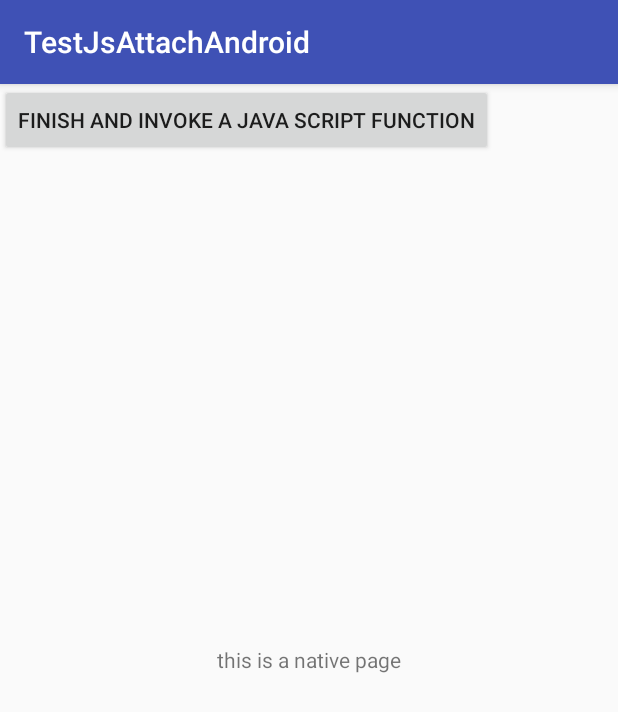
After one commit to textview10/TestJsAttachAndroid, an Android app: the SecondActivity screen opened directly, with no data from a screen before it, on a phone screen of 412 x 824 dp. The commit adds this screen. Shown: the top 712 px of the screen. Run offline under Robolectric (Android 15) with nearby library versions, the phone set to English and light mode, and no system bars.

Commit message:
调整了部分js,Android交互代码...

```diff
--- a/app/src/main/AndroidManifest.xml
+++ b/app/src/main/AndroidManifest.xml
@@ -15,6 +15,7 @@
                 <category android:name="android.intent.category.LAUNCHER" />
             </intent-filter>
         </activity>
+        <activity android:name=".SecondActivity"></activity>
     </application>
 
 </manifest>
--- /dev/null
+++ b/app/src/main/java/com/zonkey/testjsattachandroid/SecondActivity.java
@@ -0,0 +1,37 @@
+package com.zonkey.testjsattachandroid;
+
+import android.os.Bundle;
+import android.support.annotation.Nullable;
+import android.support.v7.app.AppCompatActivity;
+import android.support.v7.widget.AppCompatButton;
+import android.view.View;
+
+/**
+ * Created by xu.wang
+ * Date on  2017/12/15 09:11:38.
+ *
+ * @Desc
+ */
+
+public class SecondActivity extends AppCompatActivity {
+
+    private AppCompatButton btn_second;
+
+    @Override
+    protected void onCreate(@Nullable Bundle savedInstanceState) {
+        super.onCreate(savedInstanceState);
+        setContentView(R.layout.activity_second);
+        initialView();
+    }
+
+    private void initialView() {
+        btn_second = (AppCompatButton) findViewById(R.id.btn_second);
+        btn_second.setOnClickListener(new View.OnClickListener() {
+            @Override
+            public void onClick(View v) {
+                setResult(JsApi.REQUEST_CODE);
+                finish();
+            }
+        });
+    }
+}
--- /dev/null
+++ b/app/src/main/res/layout/activity_second.xml
@@ -0,0 +1,20 @@
+<?xml version="1.0" encoding="utf-8"?>
+<RelativeLayout xmlns:android="http://schemas.android.com/apk/res/android"
+    android:layout_width="match_parent"
+    android:layout_height="match_parent"
+    android:orientation="vertical">
+
+    <android.support.v7.widget.AppCompatButton
+        android:id="@+id/btn_second"
+        android:layout_width="wrap_content"
+        android:layout_height="wrap_content"
+        android:text="finish and invoke a java script function"
+        android:textSize="14sp" />
+
+    <TextView
+        android:layout_width="wrap_content"
+        android:layout_height="wrap_content"
+        android:layout_centerInParent="true"
+        android:text="this is a native page"
+        android:textSize="14sp" />
+</RelativeLayout>
--- a/build.gradle
+++ b/build.gradle
@@ -5,7 +5,7 @@ buildscript {
         jcenter()
     }
     dependencies {
-        classpath 'com.android.tools.build:gradle:2.1.0'
+        classpath 'com.android.tools.build:gradle:3.0.1'
 
         // NOTE: Do not place your application dependencies here; they belong
         // in the individual module build.gradle files
```
Also changed, not shown: app/src/main/java/com/zonkey/testjsattachandroid/JsApi.java (+9 -8 lines), app/src/main/java/com/zonkey/testjsattachandroid/MainActivity.java (+11 -7 lines), gradle/wrapper/gradle-wrapper.properties, 2 other files.
